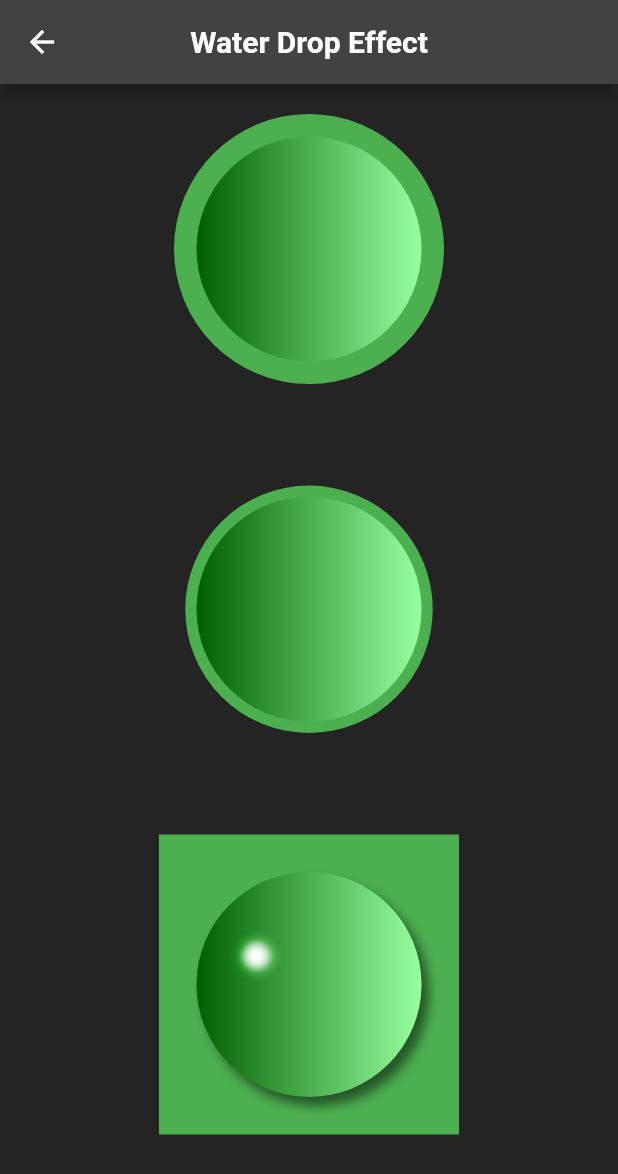
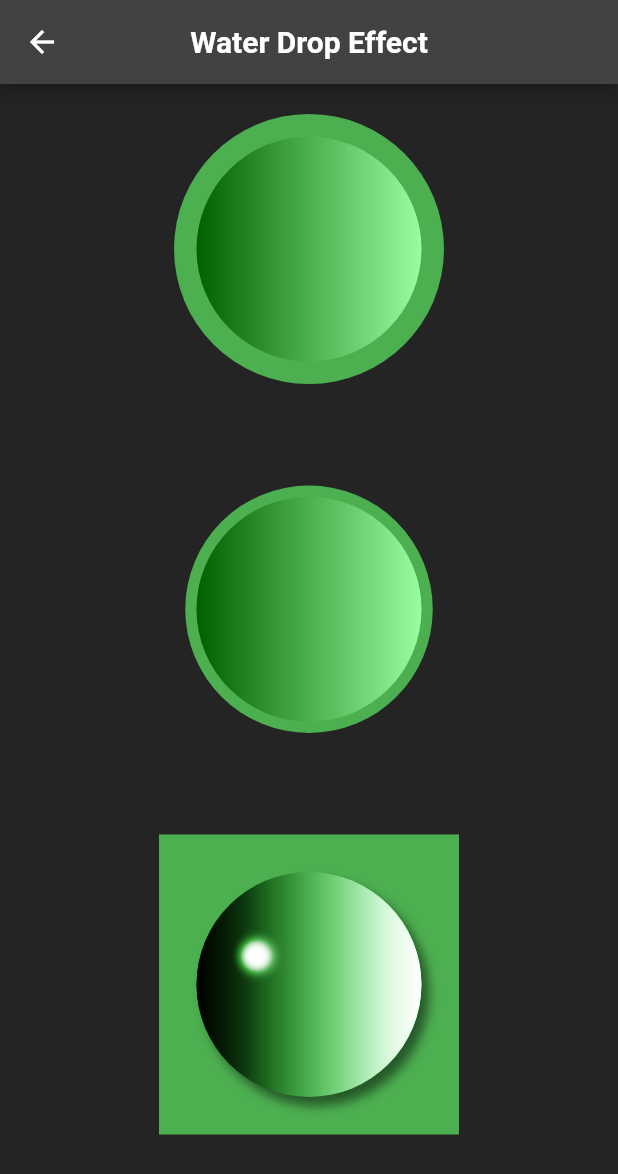
Before and after one commit to dev1abhi/Flutter-Animations, a Flutter app: the WaterDropEffect screen opened directly, on a phone screen of 412 x 824 dp. Shown: the top 1174 px of the screen. Run offline on Flutter 3.47's test engine with Material 2 defaults, Android fonts, the phone set to English and light mode, and no system bars; our stand-ins replace flutter_zoom_drawer, get, lottie.

Commit message:
Added Flutter water drop effect

```diff
--- a/lib/Screens/water_drop_effect.dart
+++ b/lib/Screens/water_drop_effect.dart
@@ -130,6 +130,38 @@ class WaterDropEffect extends StatelessWidget {
                       ),
                     ],
                   ),
+                  const SizedBox(height: 10,),
+                  Stack(
+                    children: [
+                      Container(
+                        margin: const EdgeInsets.only(top: 40, left: 25),
+                        height: 20,
+                        width: 20,
+                        decoration: const BoxDecoration(
+                          shape: BoxShape.circle,
+                          boxShadow: [
+                            BoxShadow(
+                              color: Colors.white,
+                              blurRadius: 5,
+                              offset: const Offset(5, 6),
+                            ),
+                          ],
+                        ),
+                      ),
+                      Container(
+                        height: 150,
+                        width: 150,
+                        foregroundDecoration: const BoxDecoration(
+                          shape: BoxShape.circle,
+                          // color: Colors.white
+                          backgroundBlendMode: BlendMode.overlay,
+                          gradient: LinearGradient(
+                            colors: [Colors.black, Colors.white],
+                          ),
+                        ),
+                      ),
+                    ],
+                  ),
                 ],
               ),
             ),
```
